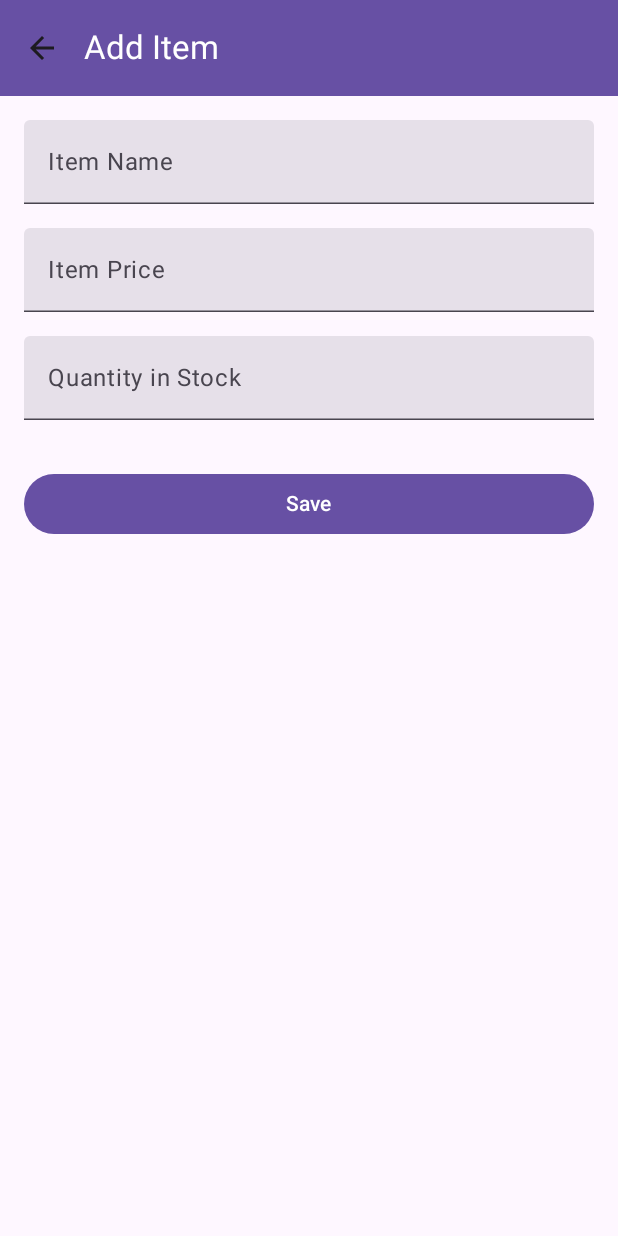
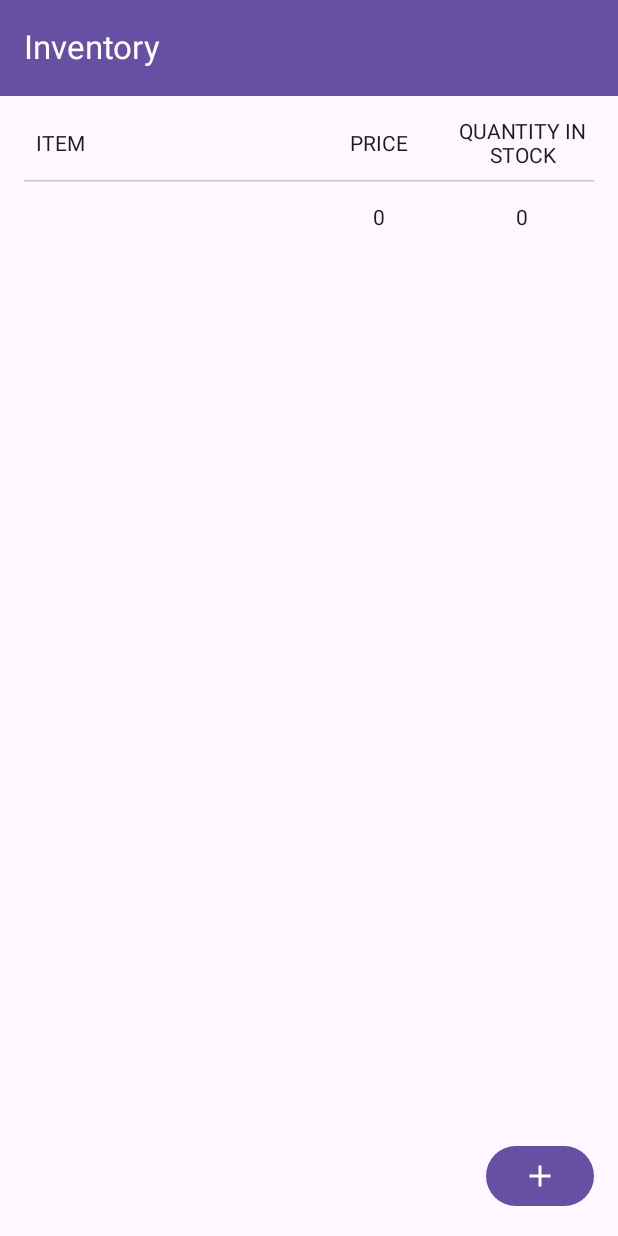
Before and after one commit to dmitrysukhov96/Inventory, an Android app built with Jetpack Compose: the AddEditItemScreen screen opened through its navigation route, after a tap on "Save", on a phone screen of 412 x 824 dp. Run offline under Robolectric (Android 15) with nearby library versions, the phone set to English and light mode, and no system bars; our stand-ins replace Room's generated code.

Commit message:
доделал инвентарь на скорую руку

```diff
--- /dev/null
+++ b/app/src/main/java/com/dmitrysukhov/inventory/DAO.kt
@@ -0,0 +1,22 @@
+package com.dmitrysukhov.inventory
+
+import androidx.room.*
+import kotlinx.coroutines.flow.Flow
+
+@Dao
+interface ItemDao {
+    @Insert(onConflict = OnConflictStrategy.REPLACE)
+    suspend fun insert(item: Item)
+
+    @Update
+    suspend fun update(item: Item)
+
+    @Query("SELECT * FROM items WHERE id = :id")
+    suspend fun getItemById(id: Int): Item?
+
+    @Query("SELECT * FROM items")
+    fun getAllItems(): Flow<List<Item>>
+
+    @Query("DELETE FROM items WHERE id = :id")
+    suspend fun deleteById(id: Long)
+}
--- /dev/null
+++ b/app/src/main/java/com/dmitrysukhov/inventory/DataClass.kt
@@ -0,0 +1,7 @@
+package com.dmitrysukhov.inventory
+
+import androidx.room.Entity
+import androidx.room.PrimaryKey
+
+@Entity(tableName = "items")
+data class Item(@PrimaryKey(autoGenerate = true) val id: Long, val name: String, val price: Long, val quantity: Long)
--- /dev/null
+++ b/app/src/main/java/com/dmitrysukhov/inventory/Database.kt
@@ -0,0 +1,9 @@
+package com.dmitrysukhov.inventory
+
+import androidx.room.Database
+import androidx.room.RoomDatabase
+
+@Database(entities = [Item::class], version = 1)
+abstract class AppDatabase : RoomDatabase() {
+    abstract fun itemDao(): ItemDao
+}
--- a/app/src/main/java/com/dmitrysukhov/inventory/Inventory.kt
+++ b/app/src/main/java/com/dmitrysukhov/inventory/Inventory.kt
@@ -1,5 +1,6 @@
 package com.dmitrysukhov.inventory
 
+import androidx.compose.foundation.clickable
 import androidx.compose.foundation.layout.Column
 import androidx.compose.foundation.layout.Row
 import androidx.compose.foundation.layout.Spacer
@@ -8,6 +9,7 @@ import androidx.compose.foundation.layout.fillMaxWidth
 import androidx.compose.foundation.layout.height
 import androidx.compose.foundation.layout.padding
 import androidx.compose.foundation.lazy.LazyColumn
+import androidx.compose.foundation.lazy.items
 import androidx.compose.foundation.text.KeyboardOptions
 import androidx.compose.material3.Button
 import androidx.compose.material3.HorizontalDivider
@@ -15,6 +17,8 @@ import androidx.compose.material3.OutlinedButton
 import androidx.compose.material3.Text
 import androidx.compose.material3.TextField
 import androidx.compose.runtime.Composable
+import androidx.compose.runtime.LaunchedEffect
+import androidx.compose.runtime.collectAsState
 import androidx.compose.runtime.getValue
 import androidx.compose.runtime.mutableStateOf
 import androidx.compose.runtime.saveable.rememberSaveable
@@ -23,12 +27,13 @@ import androidx.compose.ui.Alignment
 import androidx.compose.ui.Modifier
 import androidx.compose.ui.text.input.KeyboardType
 import androidx.compose.ui.text.style.TextAlign
-import androidx.compose.ui.tooling.preview.Preview
 import androidx.compose.ui.unit.dp
 import androidx.compose.ui.unit.sp
+import androidx.navigation.NavHostController
 
 @Composable
-fun InventoryScreen() {
+fun InventoryScreen(navController: NavHostController, viewModel: ItemViewModel) {
+    val allItems by viewModel.allItems.collectAsState(listOf())
     Column(
         Modifier
             .padding(16.dp)
@@ -55,18 +60,52 @@ fun InventoryScreen() {
         Spacer(Modifier.height(8.dp))
         HorizontalDivider()
         LazyColumn {
-            items(0) {
-
+            items(allItems) { item ->
+                ItemView(item, { itemData ->
+                    viewModel.selectedItem = itemData
+                    navController.navigate(ITEM_DETAILS_SCREEN)
+                })
             }
         }
     }
 }
 
 @Composable
-fun AddItemScreen() {
-    var name by rememberSaveable { mutableStateOf("") }
-    var price by rememberSaveable { mutableStateOf("") }
-    var quantity by rememberSaveable { mutableStateOf("") }
+fun ItemView(item: Item, onClick: (Item) -> Unit) {
+    Row(
+        Modifier
+            .height(48.dp)
+            .clickable { onClick(item) },
+        verticalAlignment = Alignment.CenterVertically
+    ) {
+        Text(
+            item.name, Modifier
+                .weight(2F)
+                .align(Alignment.CenterVertically)
+                .padding(start = 8.dp)
+        )
+        Text(
+            item.price.toString(), Modifier
+                .weight(1F)
+                .align(Alignment.CenterVertically), textAlign = TextAlign.Center
+        )
+        Text(
+            item.quantity.toString(), Modifier
+                .weight(1F)
+                .align(Alignment.CenterVertically), textAlign = TextAlign.Center
+        )
+    }
+}
+
+@Composable
+fun AddEditItemScreen(navController: NavHostController, viewModel: ItemViewModel) {
+    var name by rememberSaveable { mutableStateOf(viewModel.selectedItem?.name ?: "") }
+    var price by rememberSaveable {
+        mutableStateOf(viewModel.selectedItem?.price?.toString() ?: "")
+    }
+    var quantity by rememberSaveable {
+        mutableStateOf(viewModel.selectedItem?.quantity?.toString() ?: "")
+    }
     Column(modifier = Modifier.padding(16.dp)) {
         TextField(name, { name = it }, modifier = Modifier.fillMaxWidth(), label = {
             Text("Item Name")
@@ -88,30 +127,51 @@ fun AddItemScreen() {
             label = { Text("Quantity in Stock") }
         )
         Spacer(Modifier.height(32.dp))
-        Button({}, modifier = Modifier.fillMaxWidth()) { Text("Save") }
+        Button(onClick = {
+            val newItem = if (viewModel.selectedItem != null)
+                viewModel.selectedItem!!.copy(
+                    name = name, price = price.toLongOrNull() ?: 0,
+                    quantity = quantity.toLongOrNull() ?: 0
+                )
+            else Item(
+                id = 0, name = name, price = price.toLongOrNull() ?: 0,
+                quantity = quantity.toLongOrNull() ?: 0
+            )
+            viewModel.insertItem(newItem) // Вставка элемента в БД
+            if (viewModel.selectedItem != null) viewModel.selectedItem = newItem
+            navController.popBackStack() // Возврат на предыдущий экран
+        }, modifier = Modifier.fillMaxWidth()) { Text("Save") }
     }
 }
 
 @Composable
-fun ItemDetailsScreen() {
+fun ItemDetailsScreen(navController: NavHostController, viewModel: ItemViewModel) {
+    var quantity by rememberSaveable { mutableStateOf(viewModel.selectedItem?.quantity ?: 0) }
+    LaunchedEffect(Unit) { quantity = viewModel.selectedItem?.quantity ?: 0 }
     Column(Modifier.padding(16.dp)) {
-        Text("Asus Laptop", fontSize = 16.sp)
+        Text(viewModel.selectedItem?.name ?: "", fontSize = 16.sp)
         Spacer(Modifier.height(16.dp))
-        Text("$5,400.00", fontSize = 16.sp)
+        Text("$ " + viewModel.selectedItem?.price, fontSize = 16.sp)
         Spacer(Modifier.height(16.dp))
-        Text("Quantity in Stock: 30", fontSize = 16.sp)
+        Text("Quantity in Stock: $quantity", fontSize = 16.sp)
         Spacer(Modifier.height(16.dp))
-        Button({}, modifier = Modifier.fillMaxWidth()) { Text("Sell") }
-        OutlinedButton({}, modifier = Modifier.fillMaxWidth()) { Text("Delete") }
+        Button({
+            if (quantity > 0) {
+                val newItem = viewModel.selectedItem!!.copy(quantity = quantity - 1)
+                viewModel.insertItem(newItem)
+                quantity -= 1
+                viewModel.selectedItem = newItem
+            }
+        }, modifier = Modifier.fillMaxWidth()) { Text("Sell") }
+        OutlinedButton({
+            viewModel.selectedItem?.id?.let {
+                viewModel.deleteItemById(it)
+                navController.navigateUp()
+            }
+        }, modifier = Modifier.fillMaxWidth()) { Text("Delete") }
     }
 }
 
 const val INVENTORY_SCREEN = "Inventory"
-const val ADD_ITEM_SCREEN = "Add Item"
+const val ADD_EDIT_ITEM_SCREEN = "Add Item"
 const val ITEM_DETAILS_SCREEN = "Item Details"
-
-@Preview(showSystemUi = true)
-@Composable
-fun PreviewInv() {
-    InventoryScreen()
-}
--- a/app/src/main/java/com/dmitrysukhov/inventory/MainActivity.kt
+++ b/app/src/main/java/com/dmitrysukhov/inventory/MainActivity.kt
@@ -20,6 +20,7 @@ import androidx.compose.runtime.getValue
 import androidx.compose.ui.Modifier
 import androidx.compose.ui.graphics.Color
 import androidx.compose.ui.res.painterResource
+import androidx.lifecycle.viewmodel.compose.viewModel
 import androidx.navigation.compose.NavHost
 import androidx.navigation.compose.composable
 import androidx.navigation.compose.currentBackStackEntryAsState
@@ -38,7 +39,9 @@ fun MyApp() {
     val navController = rememberNavController()
     val currentBackStackEntry by navController.currentBackStackEntryAsState()
     val currentRoute = currentBackStackEntry?.destination?.route
-    Scaffold(topBar = {
+    val viewModel: ItemViewModel = viewModel()
+    Scaffold(
+        topBar = {
         TopAppBar(
             title = { Text(text = currentRoute ?: "", color = Color.White) },
             navigationIcon = {
@@ -46,27 +49,34 @@ fun MyApp() {
                     IconButton(onClick = { navController.popBackStack() }) {
                         Icon(
                             imageVector = Icons.AutoMirrored.Filled.ArrowBack,
-                            contentDescription = null
+                            contentDescription = null, tint = Color.White
                         )
                     }
                 }
             },
             colors = topAppBarColors(containerColor = MaterialTheme.colorScheme.primary)
         )
-    }, floatingActionButton = {
+        },
+        floatingActionButton = {
         if (currentRoute == INVENTORY_SCREEN)
-            Button({ navController.navigate(ADD_ITEM_SCREEN) }) {
-                Icon(painter = painterResource(R.drawable.add), contentDescription = null)
-            }
-    })
+            Button({
+                viewModel.selectedItem = null
+                navController.navigate(ADD_EDIT_ITEM_SCREEN)
+            }) { Icon(painter = painterResource(R.drawable.add), contentDescription = null) }
+        else if (currentRoute == ITEM_DETAILS_SCREEN)
+            Button({
+                navController.navigate(ADD_EDIT_ITEM_SCREEN)
+            }) { Icon(painter = painterResource(R.drawable.edit), contentDescription = null) }
+
+        })
     { padding ->
         NavHost(
             navController = navController, startDestination = INVENTORY_SCREEN,
             modifier = Modifier.padding(padding)
         ) {
-            composable(INVENTORY_SCREEN) { InventoryScreen() }
-            composable(ADD_ITEM_SCREEN) { AddItemScreen() }
-            composable(ITEM_DETAILS_SCREEN) { ItemDetailsScreen() }
+            composable(INVENTORY_SCREEN) { InventoryScreen(navController, viewModel) }
+            composable(ADD_EDIT_ITEM_SCREEN) { AddEditItemScreen(navController, viewModel) }
+            composable(ITEM_DETAILS_SCREEN) { ItemDetailsScreen(navController, viewModel) }
         }
     }
 }
--- /dev/null
+++ b/app/src/main/java/com/dmitrysukhov/inventory/ViewModel.kt
@@ -0,0 +1,27 @@
+package com.dmitrysukhov.inventory
+
+import android.app.Application
+import androidx.lifecycle.AndroidViewModel
+import androidx.lifecycle.viewModelScope
+import androidx.room.Room
+import kotlinx.coroutines.launch
+
+class ItemViewModel(application: Application) : AndroidViewModel(application) {
+    private val database: AppDatabase = Room.databaseBuilder(
+        application, AppDatabase::class.java, "item_db"
+    ).build()
+    val itemDao = database.itemDao()
+    var selectedItem: Item? = null
+
+    val allItems = itemDao.getAllItems()
+
+    // Добавить новый элемент
+    fun insertItem(item: Item) = viewModelScope.launch {
+        itemDao.insert(item)
+    }
+
+    // Удалить элемент по ID
+    fun deleteItemById(itemId: Long) = viewModelScope.launch {
+        itemDao.deleteById(itemId)
+    }
+}
```
Also changed, not shown: app/build.gradle.kts (+10 -2 lines).
